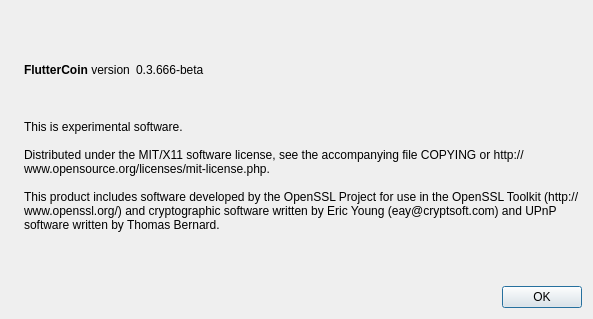
Old version of the form src/qt/forms/aboutdialog.ui in the repository thekidcoin/fluttercoin.
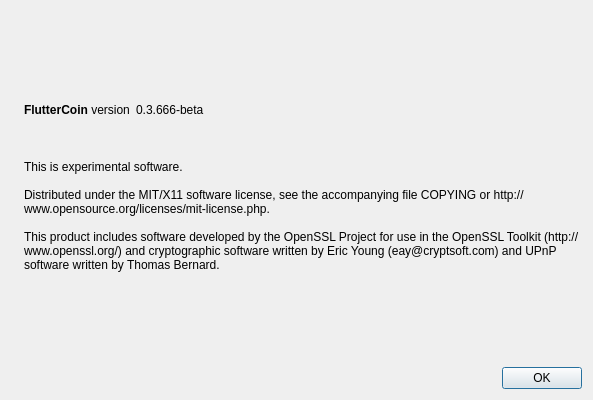
New version of the form. Icons and pictures are not drawn.

The edit to the form file:
```diff
--- a/src/qt/forms/aboutdialog.ui
+++ b/src/qt/forms/aboutdialog.ui
@@ -7,7 +7,7 @@
     <x>0</x>
     <y>0</y>
     <width>593</width>
-    <height>319</height>
+    <height>400</height>
    </rect>
   </property>
   <property name="windowTitle">
```
